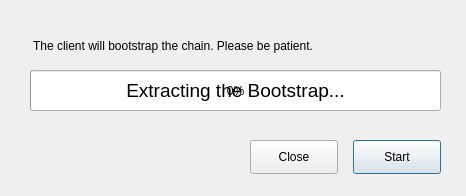
Old version of the form src/qt/forms/bootstrapdialog.ui in the repository VeriConomy/veribase.
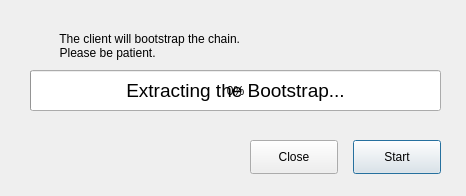
New version of the form.

What changed in the file:
```diff
--- a/src/qt/forms/bootstrapdialog.ui
+++ b/src/qt/forms/bootstrapdialog.ui
@@ -23,7 +23,10 @@
     </rect>
    </property>
    <property name="text">
-    <string>The client will bootstrap the chain. Please be patient.</string>
+    <string>
+        The client will bootstrap the chain.
+        Please be patient.
+    </string>
    </property>
   </widget>
   <widget class="QProgressBar" name="progressBar">
```
